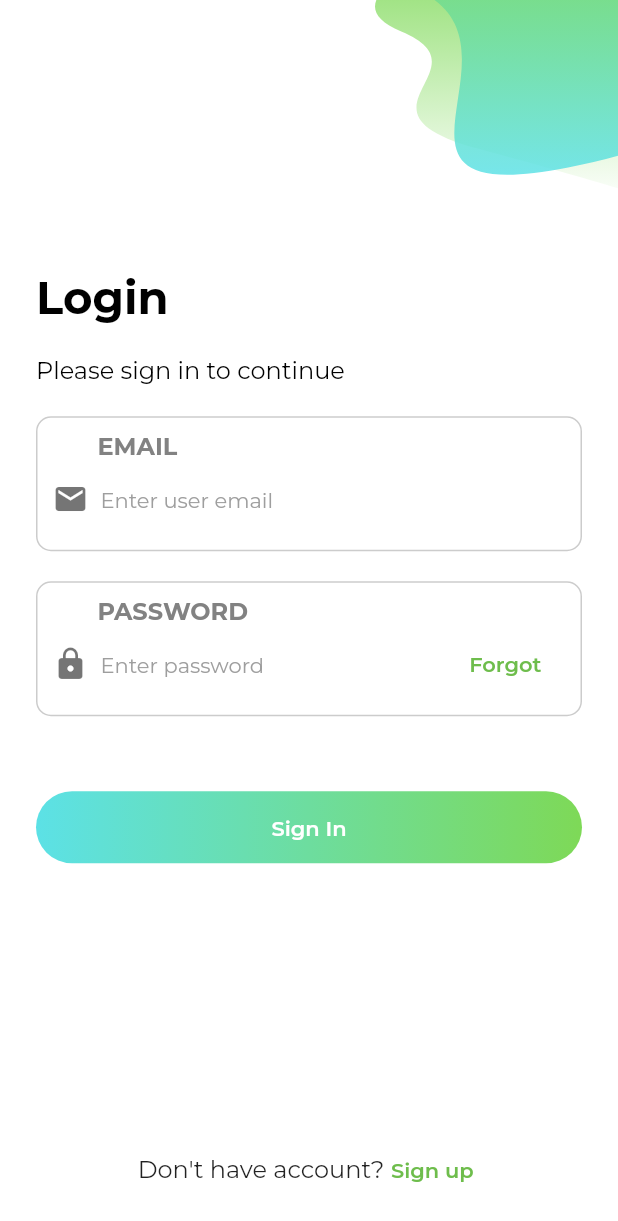
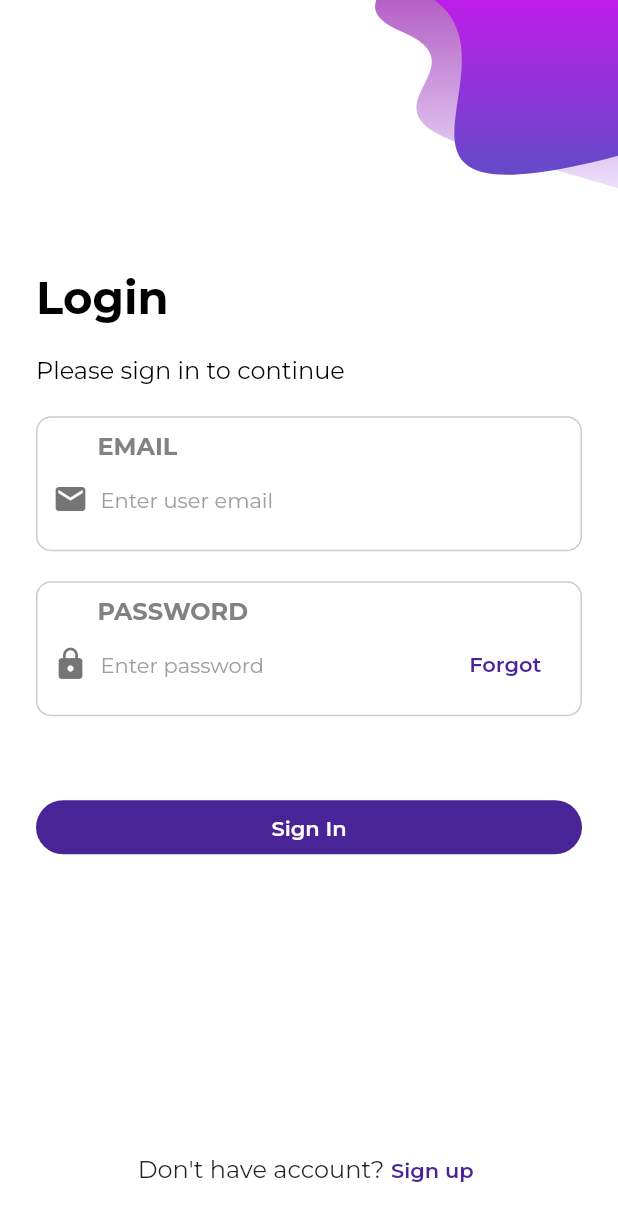
Before and after one commit to vinhtran313/MentalCare, a Flutter app: the screen it shows after launch, on a phone screen of 412 x 824 dp. Shown: the top 1221 px of the screen. Run offline on Flutter 3.47's test engine with Material 2 defaults, Android fonts, the phone set to English and light mode, and no system bars; our stand-ins replace another_flushbar, dio, flutter_mobx, flutter_svg, get_it, google_fonts and 4 more; missing offline and left inert: material_dialog, xxtea; generated files the repository leaves out were written again.

Commit message:
Commit code layout login

```diff
--- a/lib/constants/app_theme.dart
+++ b/lib/constants/app_theme.dart
@@ -60,8 +60,8 @@ class AppThemeData {
   }
 
   static const ColorScheme lightColorScheme = ColorScheme(
-    primary: Color(0xFF6EBD4C),
-    primaryContainer: Color.fromRGBO(126, 217, 87, 0.1),
+    primary: Color(0xFF492497),
+    primaryContainer: Color(0xFFE1DEFA),
     secondary: Color.fromRGBO(0, 0, 0, 0.2),
     secondaryContainer: Color(0xFFFAFBFB),
     background: Color(0xFFFFFFFF),
--- a/lib/ui/login/login.dart
+++ b/lib/ui/login/login.dart
@@ -285,10 +285,7 @@ class _LoginScreenState extends State<LoginScreen> {
   Widget _buildSignInButton() {
     return GradientButtonWidget(
       buttonText: AppLocalizations.of(context).translate('login_btn_sign_in'),
-      buttonColors: [
-        Color(0xFF5CE1E6),
-        Color(0xFF7ED957),
-      ],
+      buttonColor: Theme.of(context).colorScheme.primary,
       textColor: Colors.white,
       onPressed: () async {
         Future.delayed(Duration(milliseconds: 0), () {
--- a/lib/widgets/gradient_button_widget.dart
+++ b/lib/widgets/gradient_button_widget.dart
@@ -2,32 +2,31 @@ import 'package:flutter/material.dart';
 
 class GradientButtonWidget extends StatelessWidget {
   final String buttonText;
-  final List<Color> buttonColors;
+  final Color buttonColor;
   final Color textColor;
   final VoidCallback onPressed;
 
   const GradientButtonWidget({
     Key? key,
     required this.buttonText,
-    required this.buttonColors,
+    required this.buttonColor,
     this.textColor = Colors.white,
     required this.onPressed,
   }) : super(key: key);
 
   @override
   Widget build(BuildContext context) {
-    return Container(
-      decoration: BoxDecoration(
-          gradient: LinearGradient(colors: buttonColors),
-          borderRadius: BorderRadius.circular(30)),
-      child: ElevatedButton(
-        onPressed: onPressed,
-        style: ElevatedButton.styleFrom(
-            primary: Colors.transparent, shadowColor: Colors.transparent),
-        child: Text(
-          buttonText,
-          style: TextStyle(color: textColor),
-        ),
+    return TextButton(
+      onPressed: onPressed,
+      style: ButtonStyle(
+          backgroundColor: MaterialStateProperty.all(buttonColor),
+          shape: MaterialStateProperty.all<RoundedRectangleBorder>(
+              RoundedRectangleBorder(
+            borderRadius: BorderRadius.circular(18.0),
+          ))),
+      child: Text(
+        buttonText,
+        style: TextStyle(color: textColor),
       ),
     );
   }
```
Also changed, not shown: assets/images/img_decor.svg.
